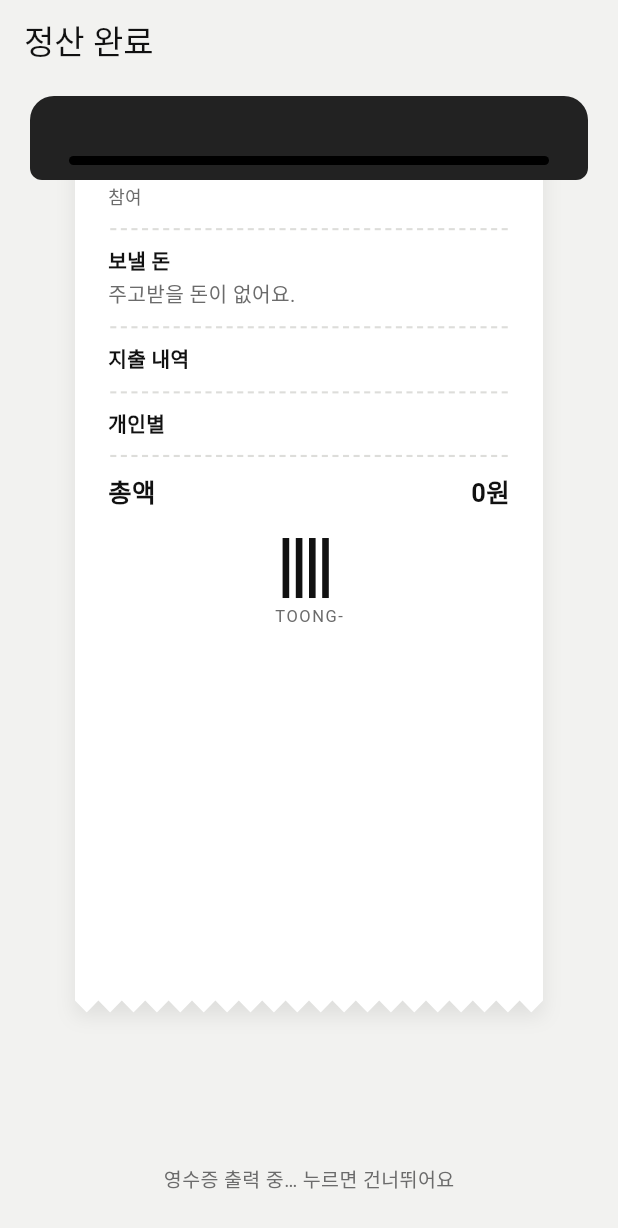
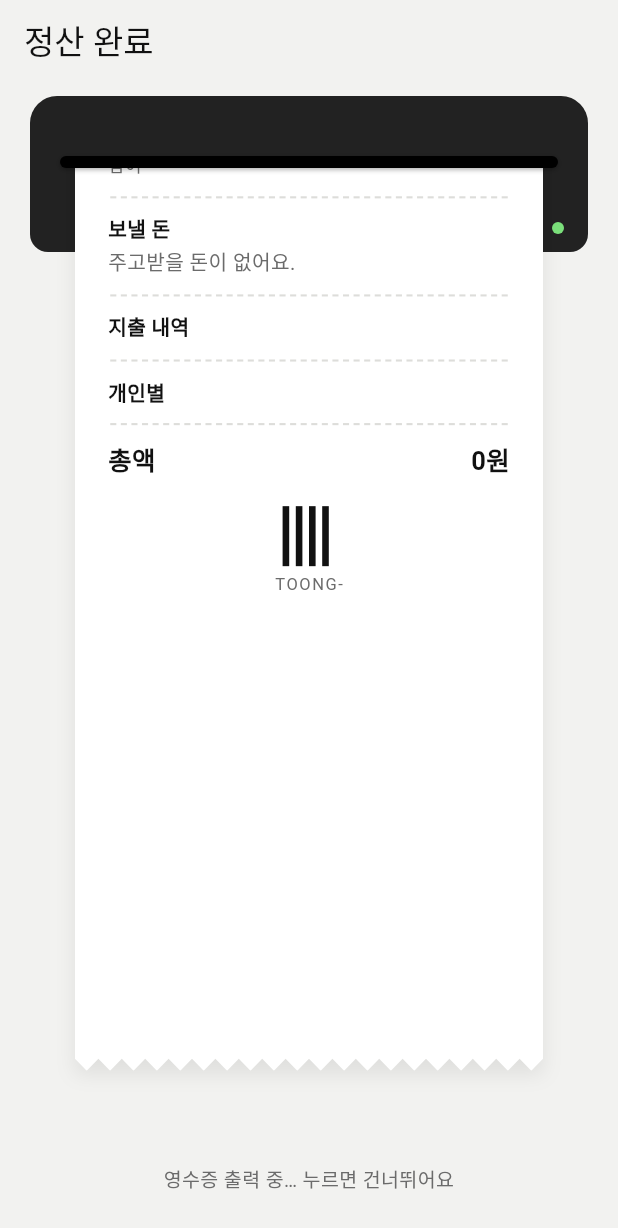
Before and after one commit to skngyj/toong, a Flutter app: the PrintReceiptPage screen opened directly with empty values, on a phone screen of 412 x 824 dp. Shown: the top 1228 px of the screen. Run offline on Flutter 3.47's test engine with Material 3 defaults, Android fonts, the phone set to English and light mode, and no system bars; our stand-ins replace app_links, image_picker, shared_preferences, supabase_flutter; accounts and stored records are empty; Roboto replaces fonts that are missing (ReceiptMono).

Commit message:
fix: 영수증이 출력기 입구에서 나오게 함
- 종이를 출력기 앞면 위쪽 입구 틈에서 나와 앞면을 덮으며 내려오게 그림(입구 틈이 종이 윗부분을 살짝 덮음)
- 뜯긴 뒤에는 출력기 아래로 완전히 떨어져 자리 잡음

Co-Authored-By: Claude Opus 5.5 <noreply@anthropic.com>
Claude-Session: https://claude.ai/code/session_017fyv9J7iQ4yWcBZU2n6JYN

```diff
--- a/lib/receipt_view.dart
+++ b/lib/receipt_view.dart
@@ -409,7 +409,7 @@ class _PrintReceiptPageState extends State<PrintReceiptPage>
     final done = tear.isCompleted;
     // 뜯긴 뒤: 아래로 툭 떨어졌다 살짝 튀어 올라 자리 잡는다.
     final t = Curves.easeOutBack.transform(tear.value);
-    final drop = torn ? 36 * t : 0.0;
+    final drop = torn ? 72 * t : 0.0;
     final tilt = torn ? -0.03 * sin(tear.value * pi) : 0.0;
     // 나오는 동안은 좌우로 아주 조금 떨린다.
     final shake = feed.isAnimating && lastStep.isOdd ? 0.8 : 0.0;
@@ -427,13 +427,15 @@ class _PrintReceiptPageState extends State<PrintReceiptPage>
       body: GestureDetector(
         behavior: HitTestBehavior.opaque,
         onTap: done ? null : skip,
-        child: Column(
+        child: Stack(
           children: [
-            const _Printer(),
-            Expanded(
+            // 출력기 몸통. 종이는 그 위에 겹쳐 그려 입구에서 나와 앞면을 덮으며 내려온다.
+            const Positioned(left: 0, right: 0, top: 0, child: _Printer()),
+            Positioned.fill(
+              top: _Printer.slotY,
               child: done
                   ? SingleChildScrollView(
-                      padding: const EdgeInsets.fromLTRB(50, 36, 50, 24),
+                      padding: const EdgeInsets.fromLTRB(50, 72, 50, 24),
                       child: Column(
                         children: [
                           paper,
@@ -474,11 +476,21 @@ class _PrintReceiptPageState extends State<PrintReceiptPage>
                       ),
                     ),
             ),
+            // 입구 틈. 종이 윗부분을 살짝 덮어 입구에서 나오는 것처럼 보이게 한다.
+            const Positioned(
+              left: _Printer.slotInset,
+              right: _Printer.slotInset,
+              top: _Printer.slotY - _Printer.slotHeight / 2,
+              child: _Slot(),
+            ),
             if (!done)
-              const Padding(
-                padding: EdgeInsets.only(bottom: 28),
+              const Positioned(
+                left: 0,
+                right: 0,
+                bottom: 28,
                 child: Text(
                   '영수증 출력 중… 누르면 건너뛰어요',
+                  textAlign: TextAlign.center,
                   style: TextStyle(color: toongSub, fontSize: 13),
                 ),
               ),
@@ -489,28 +501,58 @@ class _PrintReceiptPageState extends State<PrintReceiptPage>
   }
 }
 
-/// 영수증이 나오는 출력기 입구.
+/// 영수증 출력기 몸통. 입구 틈([slotY])은 앞면 위쪽에 있고 종이는 거기서 나온다.
 class _Printer extends StatelessWidget {
   const _Printer();
+
+  /// 화면 위에서 입구 틈 가운데까지의 거리.
+  static const double slotY = 52;
+  static const double slotHeight = 8;
+
+  /// 화면 양옆에서 입구 틈까지의 거리. 종이(양옆 50)보다 조금 넓다.
+  static const double slotInset = 40;
+
   @override
   Widget build(BuildContext context) => Container(
     margin: const EdgeInsets.fromLTRB(20, 8, 20, 0),
-    height: 56,
+    height: 104,
     decoration: const BoxDecoration(
       color: toongDark,
       borderRadius: BorderRadius.vertical(
-        top: Radius.circular(16),
-        bottom: Radius.circular(8),
+        top: Radius.circular(18),
+        bottom: Radius.circular(12),
       ),
     ),
-    alignment: Alignment.bottomCenter,
-    padding: const EdgeInsets.fromLTRB(26, 0, 26, 10),
+    alignment: Alignment.bottomRight,
+    padding: const EdgeInsets.fromLTRB(0, 0, 16, 12),
+    // 앞면 오른쪽 아래의 작은 전원 불빛.
     child: Container(
-      height: 6,
-      decoration: BoxDecoration(
-        color: Colors.black,
-        borderRadius: BorderRadius.circular(3),
+      width: 8,
+      height: 8,
+      decoration: const BoxDecoration(
+        color: Color(0xFF7BE07B),
+        shape: BoxShape.circle,
       ),
     ),
   );
 }
+
+/// 출력기 입구 틈.
+class _Slot extends StatelessWidget {
+  const _Slot();
+  @override
+  Widget build(BuildContext context) => Container(
+    height: _Printer.slotHeight,
+    decoration: BoxDecoration(
+      color: Colors.black,
+      borderRadius: BorderRadius.circular(4),
+      boxShadow: const [
+        BoxShadow(
+          color: Color(0x55000000),
+          blurRadius: 2,
+          offset: Offset(0, 1),
+        ),
+      ],
+    ),
+  );
+}
```
